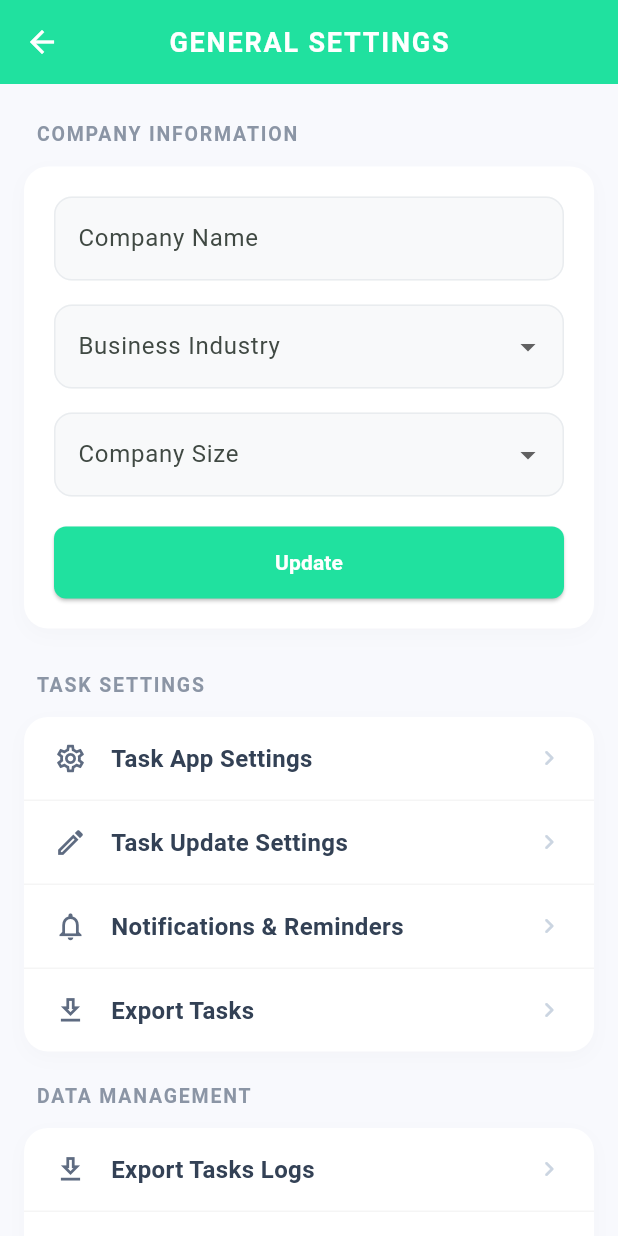
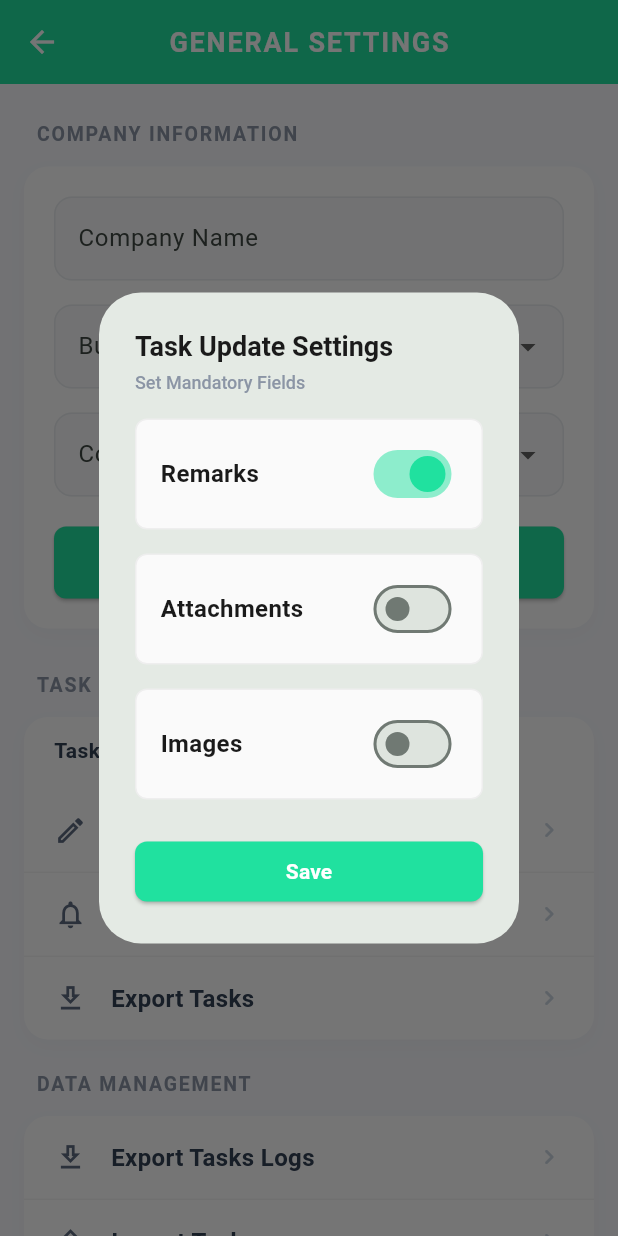
Before and after one commit to Sunilturkar2810/DT_pro_Two, a Flutter app: the GeneralSettingsScreen screen opened directly, after a tap on "Task Update Settings", on a phone screen of 412 x 824 dp. Run offline on Flutter 3.47's test engine with Material 3 defaults, Android fonts, the phone set to English and light mode, and no system bars; our stand-ins replace audioplayers, dio, file_picker, fl_chart, flutter_local_notifications, hive and 5 more; missing offline and left inert: record; accounts and stored records are empty.

Commit message:
feat: add Task App Settings heading and Task Update Settings dialog with toggles

```diff
--- a/frontend/lib/screen/settings/general_settings_screen.dart
+++ b/frontend/lib/screen/settings/general_settings_screen.dart
@@ -11,6 +11,9 @@ class _GeneralSettingsScreenState extends State<GeneralSettingsScreen> {
   final _companyNameController = TextEditingController();
   String? _selectedIndustry;
   String? _selectedSize;
+  bool _remarksEnabled = true;
+  bool _attachmentsEnabled = false;
+  bool _imagesEnabled = false;
 
   final List<String> _industries = [
     'Technology',
@@ -200,8 +203,24 @@ class _GeneralSettingsScreenState extends State<GeneralSettingsScreen> {
                 ),
                 child: Column(
                   children: [
-                    _buildSettingsTile('Task App Settings', Icons.settings_outlined, () {}),
-                    _buildSettingsTile('Task Update Settings', Icons.edit_outlined, () {}),
+                    Padding(
+                      padding: const EdgeInsets.symmetric(horizontal: 20, vertical: 12),
+                      child: Align(
+                        alignment: Alignment.centerLeft,
+                        child: Text(
+                          'Task App Settings',
+                          style: const TextStyle(
+                            fontSize: 14,
+                            fontWeight: FontWeight.w600,
+                            color: Color(0xFF334155),
+                          ),
+                        ),
+                      ),
+                    ),
+                    const SizedBox(height: 4),
+                    _buildSettingsTile('Task Update Settings', Icons.edit_outlined, () {
+                      _showTaskUpdateSettingsDialog(context);
+                    }),
                     _buildSettingsTile('Notifications & Reminders', Icons.notifications_none_outlined, () {}),
                     _buildSettingsTile('Export Tasks', Icons.download_outlined, () {}, isLast: true),
                   ],
@@ -404,6 +423,115 @@ class _GeneralSettingsScreenState extends State<GeneralSettingsScreen> {
     );
   }
 
+  void _showTaskUpdateSettingsDialog(BuildContext context) {
+    showDialog(
+      context: context,
+      builder: (context) => StatefulBuilder(
+        builder: (context, setDialogState) => AlertDialog(
+          title: Column(
+            crossAxisAlignment: CrossAxisAlignment.start,
+            children: const [
+              Text(
+                'Task Update Settings',
+                style: TextStyle(fontSize: 18, fontWeight: FontWeight.bold),
+              ),
+              SizedBox(height: 4),
+              Text(
+                'Set Mandatory Fields',
+                style: TextStyle(fontSize: 12, color: Color(0xFF8B95A5), fontWeight: FontWeight.w500),
+              ),
+            ],
+          ),
+          content: SingleChildScrollView(
+            child: Column(
+              mainAxisSize: MainAxisSize.min,
+              children: [
+                _buildToggleTile(
+                  'Remarks',
+                  _remarksEnabled,
+                  (value) {
+                    setDialogState(() {
+                      _remarksEnabled = value;
+                    });
+                  },
+                ),
+                const SizedBox(height: 16),
+                _buildToggleTile(
+                  'Attachments',
+                  _attachmentsEnabled,
+                  (value) {
+                    setDialogState(() {
+                      _attachmentsEnabled = value;
+                    });
+                  },
+                ),
+                const SizedBox(height: 16),
+                _buildToggleTile(
+                  'Images',
+                  _imagesEnabled,
+                  (value) {
+                    setDialogState(() {
+                      _imagesEnabled = value;
+                    });
+                  },
+                ),
+              ],
+            ),
+          ),
+          actions: [
+            SizedBox(
+              width: double.infinity,
+              child: ElevatedButton(
+                onPressed: () {
+                  Navigator.pop(context);
+                  ScaffoldMessenger.of(context).showSnackBar(
+                    const SnackBar(
+                      content: Text('Task update settings saved successfully'),
+                      backgroundColor: Color(0xFF20E19F),
+                    ),
+                  );
+                },
+                style: ElevatedButton.styleFrom(
+                  backgroundColor: const Color(0xFF20E19F),
+                  shape: RoundedRectangleBorder(borderRadius: BorderRadius.circular(8)),
+                ),
+                child: const Text(
+                  'Save',
+                  style: TextStyle(color: Colors.white, fontWeight: FontWeight.bold),
+                ),
+              ),
+            ),
+          ],
+        ),
+      ),
+    );
+  }
+
+  Widget _buildToggleTile(String label, bool value, Function(bool) onChanged) {
+    return Container(
+      decoration: BoxDecoration(
+        color: Colors.grey.shade50,
+        borderRadius: BorderRadius.circular(8),
+        border: Border.all(color: Colors.grey.shade200),
+      ),
+      padding: const EdgeInsets.symmetric(horizontal: 16, vertical: 12),
+      child: Row(
+        mainAxisAlignment: MainAxisAlignment.spaceBetween,
+        children: [
+          Text(
+            label,
+            style: const TextStyle(fontSize: 16, fontWeight: FontWeight.w600),
+          ),
+          Switch(
+            value: value,
+            onChanged: onChanged,
+            activeColor: const Color(0xFF20E19F),
+          ),
+        ],
+      ),
+    );
+  }
+
   @override
   void dispose() {
     _companyNameController.dispose();
```
